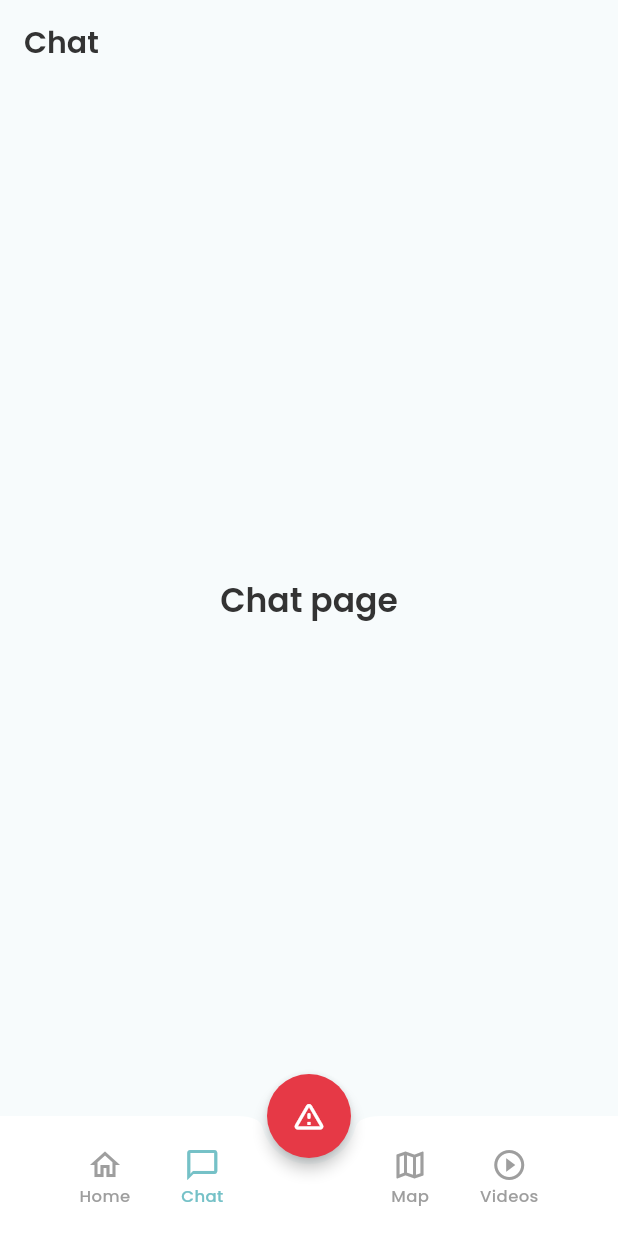
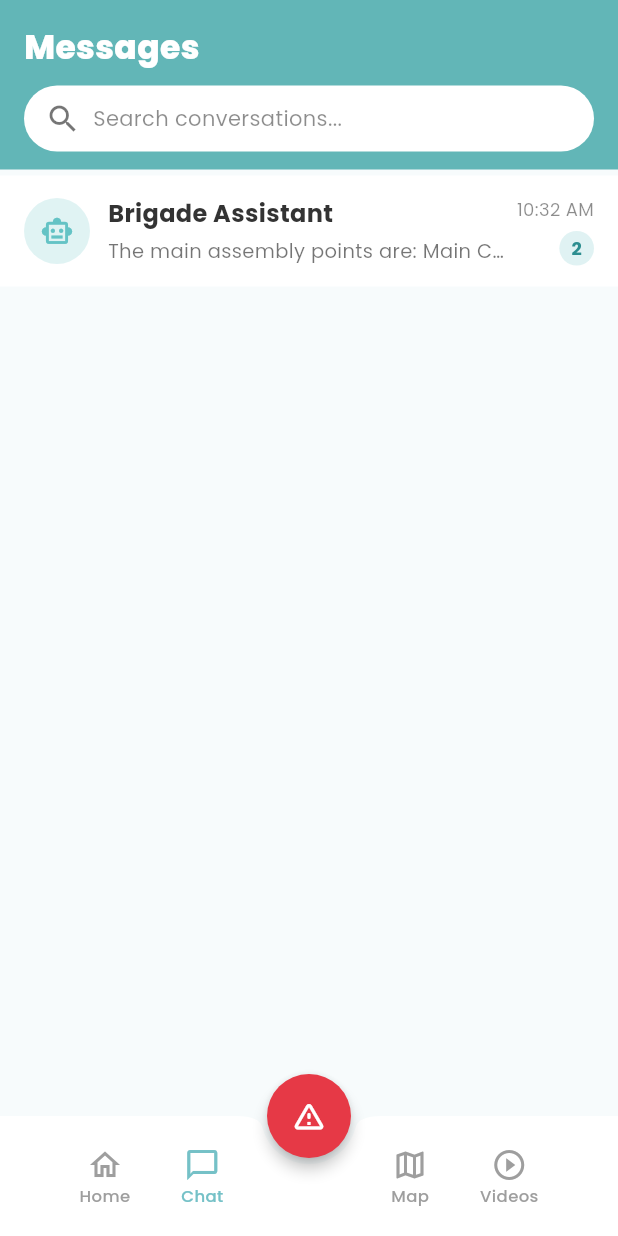
Before and after one commit to DevGargolas25/Flutter, a Flutter app: the screen it shows after launch, item 2 of the bottom bar chosen, on a phone screen of 412 x 824 dp. Run offline on Flutter 3.47's test engine with Material 3 defaults, Android fonts, the phone set to English and light mode, and no system bars; our stand-ins replace google_fonts.

Commit message:
ChatBot_Implementation

```diff
--- a/studentbrigade/lib/main.dart
+++ b/studentbrigade/lib/main.dart
@@ -1,6 +1,7 @@
 import 'package:flutter/material.dart';
 import 'app_theme.dart';
 import 'pages/nav_shell.dart';
+import 'pages/chat_screen.dart';
 
 void main() => runApp(const MyApp());
 
@@ -10,8 +11,9 @@ class MyApp extends StatelessWidget {
   Widget build(BuildContext context) {
     return MaterialApp(
       debugShowCheckedModeBanner: false,
-      theme: buildLightTheme(),   // tu tema global
+      theme: buildLightTheme(), // tu tema global
       home: const NavShell(),
+      routes: {ChatScreen.routeName: (_) => const ChatScreen()},
     );
   }
 }
--- /dev/null
+++ b/studentbrigade/lib/pages/chat_page.dart
@@ -0,0 +1,179 @@
+import 'package:flutter/material.dart';
+import 'chat_screen.dart';
+
+class ChatbotsScreen extends StatelessWidget {
+  static const routeName = '/chatbots';
+  const ChatbotsScreen({super.key});
+
+  @override
+  Widget build(BuildContext context) {
+    final headerColor = const Color(0xFF62B6B7);
+
+    return Scaffold(
+      body: SafeArea(
+        child: Column(
+          children: [
+            // Header + buscador
+            Container(
+              width: double.infinity,
+              color: headerColor,
+              padding: const EdgeInsets.fromLTRB(16, 16, 16, 12),
+              child: Column(
+                crossAxisAlignment: CrossAxisAlignment.start,
+                children: [
+                  const Text(
+                    'Messages',
+                    style: TextStyle(
+                      color: Colors.white,
+                      fontSize: 22,
+                      fontWeight: FontWeight.w800,
+                    ),
+                  ),
+                  const SizedBox(height: 10),
+                  Container(
+                    height: 44,
+                    decoration: BoxDecoration(
+                      color: Colors.white,
+                      borderRadius: BorderRadius.circular(28),
+                    ),
+                    padding: const EdgeInsets.symmetric(horizontal: 14),
+                    child: const Row(
+                      children: [
+                        Icon(Icons.search, color: Colors.black54),
+                        SizedBox(width: 8),
+                        Expanded(
+                          child: Text(
+                            'Search conversations...',
+                            style: TextStyle(
+                              color: Colors.black45,
+                              fontSize: 14,
+                            ),
+                          ),
+                        ),
+                      ],
+                    ),
+                  ),
+                ],
+              ),
+            ),
+            const SizedBox(height: 4),
+
+            // Solo un item: Brigade Assistant
+            Expanded(
+              child: ListView(
+                children: [
+                  _ChatbotTile(
+                    title: 'Brigade Assistant',
+                    subtitle:
+                        'The main assembly points are: Main Campus: Front park...',
+                    time: '10:32 AM',
+                    unread: 2,
+                    avatarColor: const Color(0xFF64C3C5),
+                    icon: Icons.smart_toy_outlined,
+                    onTap: () =>
+                        Navigator.pushNamed(context, ChatScreen.routeName),
+                  ),
+                ],
+              ),
+            ),
+          ],
+        ),
+      ),
+    );
+  }
+}
+
+class _ChatbotTile extends StatelessWidget {
+  final String title, subtitle, time;
+  final int unread;
+  final Color avatarColor;
+  final IconData icon;
+  final VoidCallback onTap;
+
+  const _ChatbotTile({
+    required this.title,
+    required this.subtitle,
+    required this.time,
+    required this.unread,
+    required this.avatarColor,
+    required this.icon,
+    required this.onTap,
+  });
+
+  @override
+  Widget build(BuildContext context) {
+    return Material(
+      color: Colors.white,
+      child: InkWell(
+        onTap: onTap,
+        child: Padding(
+          padding: const EdgeInsets.symmetric(horizontal: 16, vertical: 14),
+          child: Row(
+            children: [
+              CircleAvatar(
+                radius: 22,
+                backgroundColor: avatarColor.withOpacity(.2),
+                child: Icon(icon, color: avatarColor, size: 22),
+              ),
+              const SizedBox(width: 12),
+              Expanded(
+                child: Column(
+                  crossAxisAlignment: CrossAxisAlignment.start,
+                  children: [
+                    Text(
+                      title,
+                      style: const TextStyle(
+                        fontWeight: FontWeight.w700,
+                        fontSize: 16,
+                      ),
+                    ),
+                    const SizedBox(height: 4),
+                    Text(
+                      subtitle,
+                      maxLines: 1,
+                      overflow: TextOverflow.ellipsis,
+                      style: const TextStyle(
+                        color: Colors.black54,
+                        fontSize: 13,
+                      ),
+                    ),
+                  ],
+                ),
+              ),
+              const SizedBox(width: 8),
+              Column(
+                crossAxisAlignment: CrossAxisAlignment.end,
+                children: [
+                  Text(
+                    time,
+                    style: const TextStyle(color: Colors.black45, fontSize: 12),
+                  ),
+                  const SizedBox(height: 6),
+                  if (unread > 0)
+                    Container(
+                      padding: const EdgeInsets.symmetric(
+                        horizontal: 8,
+                        vertical: 3,
+                      ),
+                      decoration: BoxDecoration(
+                        color: const Color(0xFF63C0C2).withOpacity(.2),
+                        borderRadius: BorderRadius.circular(12),
+                      ),
+                      child: Text(
+                        '$unread',
+                        style: const TextStyle(
+                          color: Color(0xFF2D8E90),
+                          fontWeight: FontWeight.w700,
+                          fontSize: 12,
+                        ),
+                      ),
+                    ),
+                ],
+              ),
+            ],
+          ),
+        ),
+      ),
+    );
+  }
+}
--- a/studentbrigade/lib/pages/nav_shell.dart
+++ b/studentbrigade/lib/pages/nav_shell.dart
@@ -1,5 +1,6 @@
 import 'package:flutter/material.dart';
 import 'home.dart';
+import 'chat_page.dart';
 
 class NavShell extends StatefulWidget {
   const NavShell({super.key});
@@ -13,7 +14,7 @@ class _NavShellState extends State<NavShell> {
   // Reemplaza _DummyPage por tus páginas reales si ya las tienes
   final _pages = const [
     HomePage(),
-    _DummyPage(title: 'Chat'),
+    ChatbotsScreen(),
     _DummyPage(title: 'Map'),
     _DummyPage(title: 'Videos'),
   ];
@@ -91,7 +92,10 @@ class _NavShellState extends State<NavShell> {
         child: Column(
           mainAxisSize: MainAxisSize.min,
           children: [
-            Text('Emergency Assistance', style: tt.titleLarge?.copyWith(fontWeight: FontWeight.w700)),
+            Text(
+              'Emergency Assistance',
+              style: tt.titleLarge?.copyWith(fontWeight: FontWeight.w700),
+            ),
             const SizedBox(height: 10),
             ListTile(
               leading: const Icon(Icons.campaign_rounded),
```
Also changed, not shown: studentbrigade/lib/pages/chat_screen.dart (added, +130 -0 lines), studentbrigade/lib/pages/widgets/message.dart (added, +11 -0 lines), studentbrigade/lib/pages/widgets/message_bubble.dart (added, +45 -0 lines).
